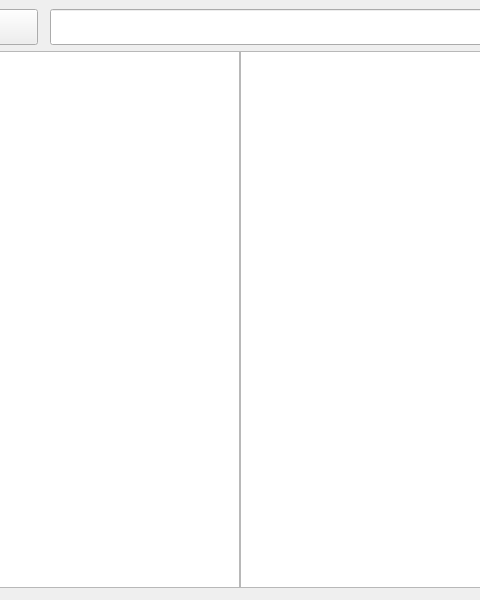
Qt form mainwindow.ui (senioravanti/Cpp-Qt-FileExplorer) before a commit; both pictures show x 160 to 640 and y 0 to 600 of the 800 by 600 pixel window.
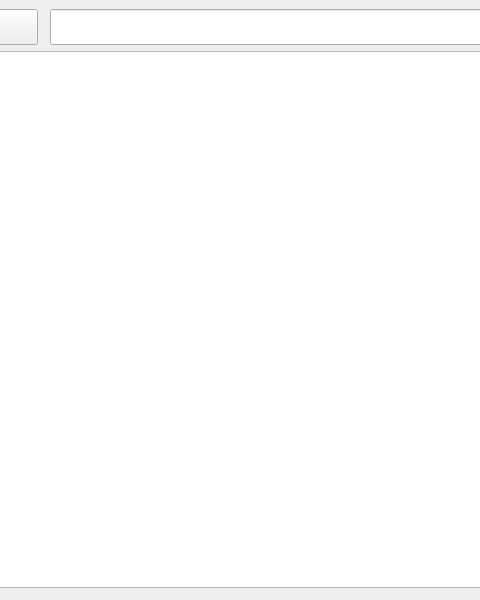
The same form after that commit. Icons and pictures are not drawn.

The edit to the form file:
```diff
--- a/mainwindow.ui
+++ b/mainwindow.ui
@@ -156,7 +156,6 @@
         <bool>false</bool>
        </attribute>
       </widget>
-      <widget class="QListView" name="listView"/>
      </widget>
     </item>
    </layout>
```
Left out of the diff: 2 changed lines with no effect on the pictures.
